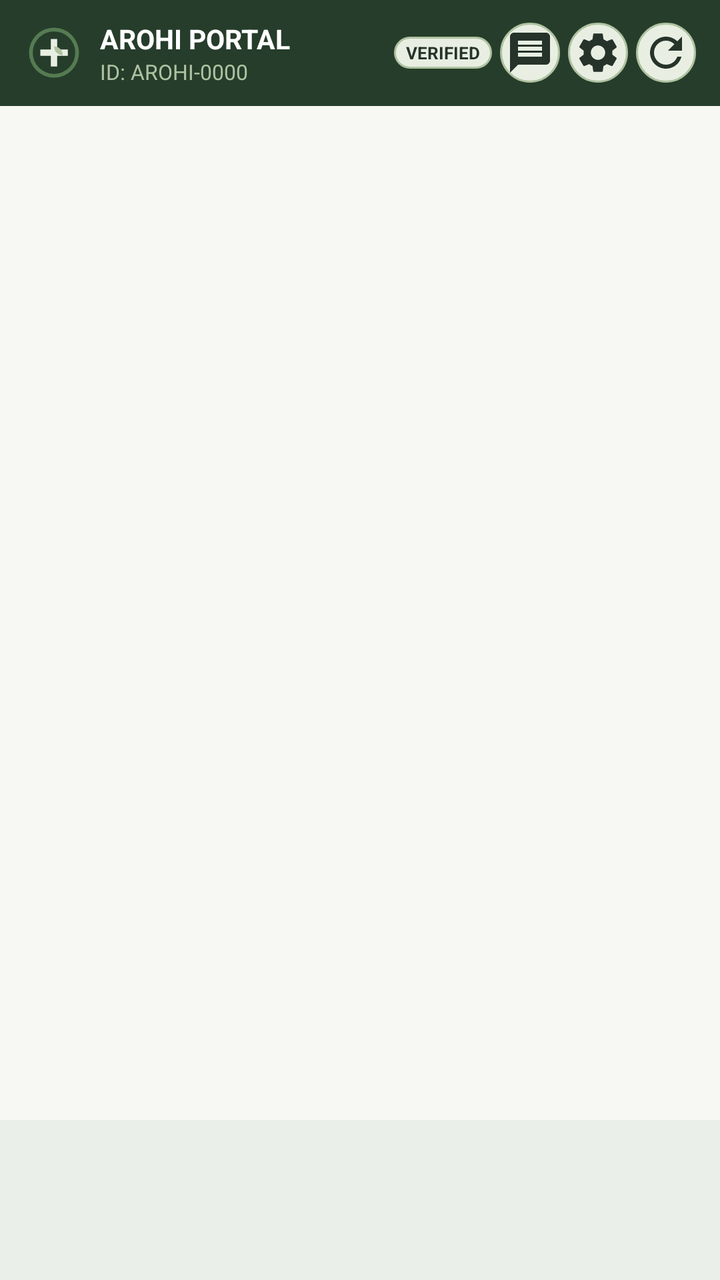
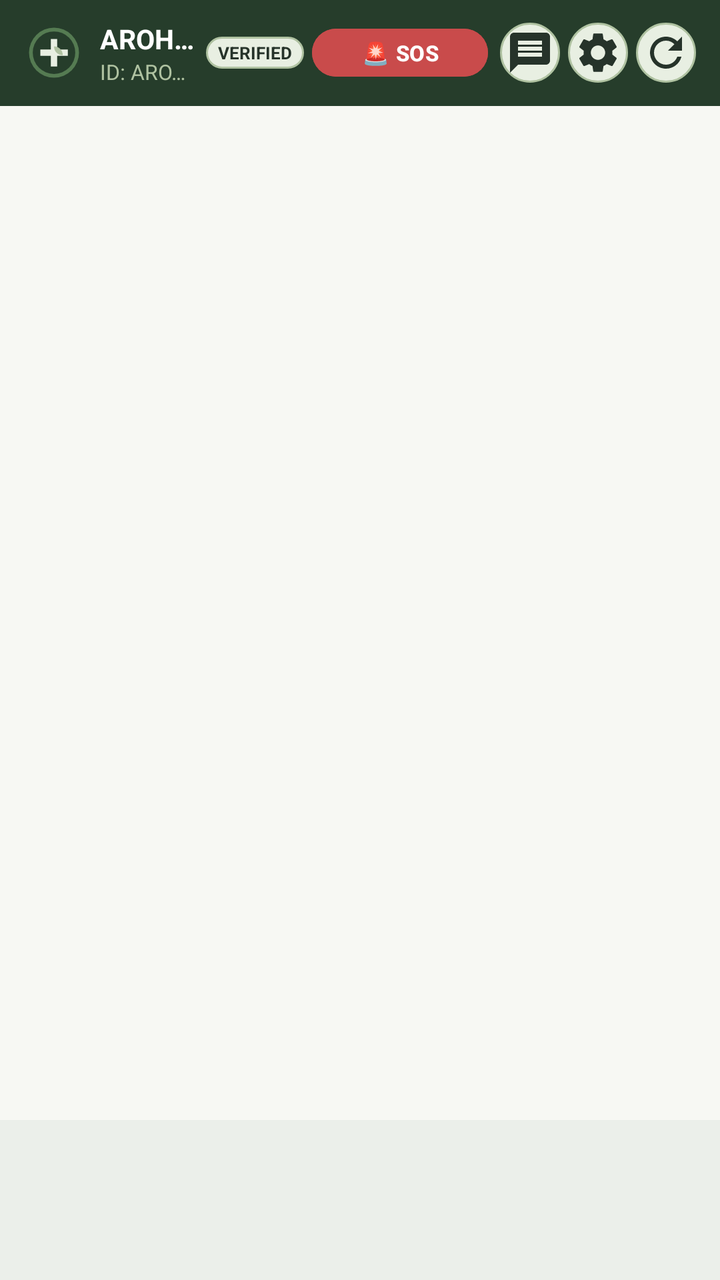

Compare the two renders of this Android layout. The source of the first and the diff that turns it into the second are given below.
<!-- AndroidManifest.xml: application theme Theme.AROHI -->
<!-- res/layout/activity_role_portal.xml -->
<?xml version="1.0" encoding="utf-8"?>
<androidx.constraintlayout.widget.ConstraintLayout xmlns:android="http://schemas.android.com/apk/res/android"
    xmlns:app="http://schemas.android.com/apk/res-auto"
    android:layout_width="match_parent"
    android:layout_height="match_parent"
    android:background="@color/surface_background">

    
    <LinearLayout
        android:id="@+id/topPortalBar"
        android:layout_width="0dp"
        android:layout_height="wrap_content"
        android:background="@color/deep_forest_green"
        android:gravity="center_vertical"
        android:orientation="horizontal"
        android:paddingHorizontal="12dp"
        android:paddingVertical="10dp"
        app:layout_constraintEnd_toEndOf="parent"
        app:layout_constraintStart_toStartOf="parent"
        app:layout_constraintTop_toTopOf="parent">

        <ImageView
            android:layout_width="30dp"
            android:layout_height="30dp"
            android:contentDescription="@string/app_name"
            android:src="@drawable/ic_arohi_logo" />

        <LinearLayout
            android:layout_width="0dp"
            android:layout_height="wrap_content"
            android:layout_marginStart="8dp"
            android:layout_marginEnd="6dp"
            android:layout_weight="1"
            android:orientation="vertical">

            <TextView
                android:id="@+id/tvPortalHeaderTitle"
                android:layout_width="match_parent"
                android:layout_height="wrap_content"
                android:gravity="center_vertical"
                android:maxLines="1"
                android:singleLine="true"
                android:text="AROHI PORTAL"
                android:textColor="@color/white"
                android:textSize="13.5sp"
                android:textStyle="bold"
                app:autoSizeMaxTextSize="13.5sp"
                app:autoSizeMinTextSize="8sp"
                app:autoSizeStepGranularity="0.5sp"
                app:autoSizeTextType="uniform" />

            <TextView
                android:id="@+id/tvPortalHeaderSub"
                android:layout_width="match_parent"
                android:layout_height="wrap_content"
                android:gravity="center_vertical"
                android:maxLines="1"
                android:singleLine="true"
                android:text="ID: AROHI-0000"
                android:textColor="@color/soft_sage"
                android:textSize="10.5sp"
                app:autoSizeMaxTextSize="10.5sp"
                app:autoSizeMinTextSize="7.5sp"
                app:autoSizeStepGranularity="0.5sp"
                app:autoSizeTextType="uniform" />
        </LinearLayout>

        <TextView
            android:id="@+id/tvPortalStatusBadge"
            android:layout_width="wrap_content"
            android:layout_height="wrap_content"
            android:layout_marginEnd="4dp"
            android:background="@drawable/bg_badge_pill"
            android:lines="1"
            android:maxLines="1"
            android:singleLine="true"
            android:paddingHorizontal="6dp"
            android:paddingVertical="2dp"
            android:text="@string/status_verified"
            android:textColor="@color/text_primary"
            android:textSize="8.5sp"
            android:textStyle="bold" />

        <ImageButton
            android:id="@+id/btnHeaderCommunityFeed"
            android:layout_width="30dp"
            android:layout_height="30dp"
            android:layout_marginEnd="4dp"
            android:background="@drawable/bg_icon_circle_mint"
            android:contentDescription="@string/nav_community_feed"
            android:padding="5dp"
            android:src="@drawable/ic_nav_messages"
            app:tint="@color/text_primary" />

        <ImageButton
            android:id="@+id/btnHeaderSettings"
            android:layout_width="30dp"
            android:layout_height="30dp"
            android:layout_marginEnd="4dp"
            android:background="@drawable/bg_icon_circle_mint"
            android:contentDescription="@string/settings_title"
            android:padding="5dp"
            android:src="@drawable/ic_nav_settings"
            app:tint="@color/text_primary" />

        <ImageButton
            android:id="@+id/btnHeaderRefresh"
            android:layout_width="30dp"
            android:layout_height="30dp"
            android:background="@drawable/bg_icon_circle_mint"
            android:contentDescription="@string/action_retry"
            android:padding="5dp"
            android:src="@drawable/ic_refresh"
            app:tint="@color/text_primary" />
    </LinearLayout>

    
    <FrameLayout
        android:id="@+id/fragmentContainer"
        android:layout_width="0dp"
        android:layout_height="0dp"
        app:layout_constraintBottom_toTopOf="@+id/bottomNavigation"
        app:layout_constraintEnd_toEndOf="parent"
        app:layout_constraintStart_toStartOf="parent"
        app:layout_constraintTop_toBottomOf="@+id/topPortalBar" />

    
    <com.google.android.material.bottomnavigation.BottomNavigationView
        android:id="@+id/bottomNavigation"
        android:layout_width="0dp"
        android:layout_height="wrap_content"
        android:background="@color/surface_card"
        app:elevation="8dp"
        app:itemActiveIndicatorStyle="@style/Widget.Material3.BottomNavigationView.ActiveIndicator"
        app:itemIconTint="@color/nav_item_color_selector"
        app:itemTextColor="@color/nav_item_color_selector"
        app:labelVisibilityMode="labeled"
        app:layout_constraintBottom_toBottomOf="parent"
        app:layout_constraintEnd_toEndOf="parent"
        app:layout_constraintStart_toStartOf="parent" />

</androidx.constraintlayout.widget.ConstraintLayout>
<!-- resources referenced by this layout -->
<resources>
  <color name="deep_forest_green">#263D2B</color>
  <color name="soft_sage">#AFC2A1</color>
  <color name="surface_background">#F7F8F3</color>
  <color name="surface_card">#FFFFFF</color>
  <color name="text_primary">#26332A</color>
  <color name="white">#FFFFFF</color>
  <!-- drawable bg_badge_pill (drawable) -->
  <?xml version="1.0" encoding="utf-8"?>
  <shape xmlns:android="http://schemas.android.com/apk/res/android"
      android:shape="rectangle">
      <solid android:color="@color/pale_mint" />
      <stroke
          android:width="1dp"
          android:color="@color/soft_sage" />
      <corners android:radius="@dimen/radius_pill" />
  </shape>
  <!-- drawable bg_icon_circle_mint (drawable) -->
  <?xml version="1.0" encoding="utf-8"?>
  <shape xmlns:android="http://schemas.android.com/apk/res/android"
      android:shape="oval">
      <solid android:color="@color/pale_mint" />
      <stroke
          android:width="1dp"
          android:color="@color/soft_sage" />
  </shape>
  <!-- drawable ic_nav_messages (drawable) -->
  <?xml version="1.0" encoding="utf-8"?>
  <vector xmlns:android="http://schemas.android.com/apk/res/android"
      android:width="24dp"
      android:height="24dp"
      android:viewportWidth="24"
      android:viewportHeight="24">
      <path
          android:fillColor="@color/text_primary"
          android:pathData="M20,2H4C2.9,2 2.01,2.9 2.01,4L2,22l4,-4h14c1.1,0 2,-0.9 2,-2V4C22,2.9 21.1,2 20,2zM18,14H6v-2h12V14zM18,11H6V9h12V11zM18,8H6V6h12V8z" />
  </vector>
  <string name="action_retry">Retry</string>
  <string name="app_name">AROHI</string>
  <string name="nav_community_feed">Community Feed</string>
  <string name="settings_title">Settings &amp; Preferences</string>
  <string name="status_verified">VERIFIED</string>
  <color name="pale_mint">#E8EFE2</color>
  <dimen name="radius_pill">100dp</dimen>
  <color name="primary_moss_green">#557B52</color>
  <color name="secondary_sage">#819B75</color>
  <color name="status_emergency">#C94B4B</color>
  <color name="status_emergency_bg">#FDECEC</color>
  <color name="warm_ivory">#F7F8F3</color>
  <color name="text_secondary">#778276</color>
  <color name="border_stroke">#D5E0CE</color>
  <color name="text_muted">#9AA599</color>
  <style name="Widget.AROHI.Card" parent="Widget.Material3.CardView.Elevated">
          <item name="cardBackgroundColor">@color/surface_card</item>
          <item name="cardCornerRadius">@dimen/radius_md</item>
          <item name="cardElevation">@dimen/card_elevation</item>
          <item name="strokeColor">@color/border_stroke</item>
          <item name="strokeWidth">@dimen/card_stroke_width</item>
      </style>
  <style name="ThemeOverlay.AROHI.MaterialAlertDialog" parent="ThemeOverlay.Material3.MaterialAlertDialog">
          <item name="buttonBarPositiveButtonStyle">@style/Widget.AROHI.Dialog.Button.Positive</item>
          <item name="buttonBarNegativeButtonStyle">@style/Widget.AROHI.Dialog.Button.Negative</item>
          <item name="buttonBarNeutralButtonStyle">@style/Widget.AROHI.Dialog.Button.Negative</item>
          <item name="shapeAppearanceOverlay">@style/ShapeAppearance.AROHI.Dialog</item>
      </style>
  <dimen name="button_height">54dp</dimen>
  <dimen name="input_corner_radius">12dp</dimen>
  <dimen name="radius_md">16dp</dimen>
  <dimen name="card_elevation">2dp</dimen>
  <dimen name="card_stroke_width">1dp</dimen>
  <style name="ShapeAppearance.AROHI.Dialog" parent="ShapeAppearance.Material3.Corner.Medium">
          <item name="cornerSize">16dp</item>
      </style>
  <!-- unchanged entries left out for length: 8 -->
</resources>

<!-- the commit's change to res/layout/activity_role_portal.xml (unified diff, before → after) -->
@@ -81,6 +81,22 @@
             android:textSize="8.5sp"
             android:textStyle="bold" />
 
+        
+        <com.google.android.material.button.MaterialButton
+            android:id="@+id/btnHeaderEmergencyAlert"
+            style="@style/Widget.Material3.Button.TonalButton"
+            android:layout_width="wrap_content"
+            android:layout_height="32dp"
+            android:layout_marginEnd="6dp"
+            android:backgroundTint="@color/status_emergency"
+            android:paddingHorizontal="8dp"
+            android:paddingVertical="0dp"
+            android:text="🚨 SOS"
+            android:textColor="@color/white"
+            android:textSize="11sp"
+            android:textStyle="bold"
+            app:cornerRadius="16dp" />
+
         <ImageButton
             android:id="@+id/btnHeaderCommunityFeed"
             android:layout_width="30dp"
